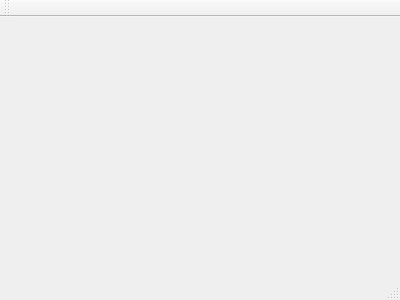
Old version of the form mainwindow.ui in the repository hongyouqin/longan_project.
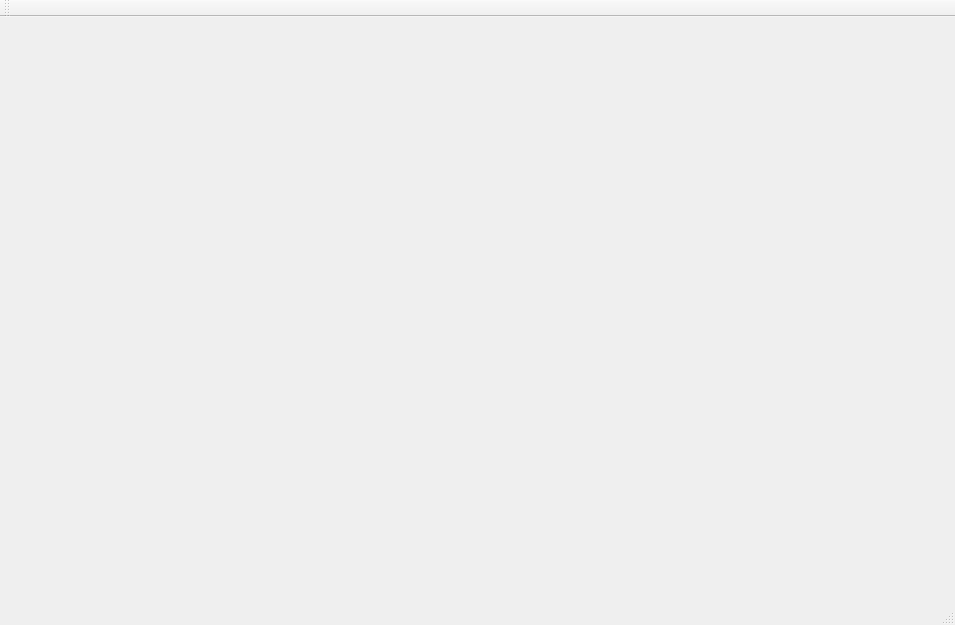
New version of the form.

The edit to the form file:
```diff
--- a/mainwindow.ui
+++ b/mainwindow.ui
@@ -1,24 +1,59 @@
 <ui version="4.0">
  <class>MainWindow</class>
- <widget class="QMainWindow" name="MainWindow" >
-  <property name="geometry" >
+ <widget class="QMainWindow" name="MainWindow">
+  <property name="geometry">
    <rect>
     <x>0</x>
     <y>0</y>
-    <width>400</width>
-    <height>300</height>
+    <width>955</width>
+    <height>625</height>
    </rect>
   </property>
   <property name="windowTitle" >
    <string>MainWindow</string>
   </property>
-  <widget class="QMenuBar" name="menuBar" />
-  <widget class="QToolBar" name="mainToolBar" />
-  <widget class="QWidget" name="centralWidget" />
-  <widget class="QStatusBar" name="statusBar" />
+  <widget class="QWidget" name="centralWidget">
+   <widget class="QLabel" name="camera">
+    <property name="geometry">
+     <rect>
+      <x>0</x>
+      <y>0</y>
+      <width>955</width>
+      <height>625</height>
+     </rect>
+    </property>
+    <property name="sizePolicy">
+     <sizepolicy hsizetype="Preferred" vsizetype="Preferred">
+      <horstretch>0</horstretch>
+      <verstretch>0</verstretch>
+     </sizepolicy>
+    </property>
+    <property name="text">
+     <string/>
+    </property>
+   </widget>
+  </widget>
+  <widget class="QMenuBar" name="menuBar">
+   <property name="geometry">
+    <rect>
+     <x>0</x>
+     <y>0</y>
+     <width>955</width>
+     <height>22</height>
+    </rect>
+   </property>
+  </widget>
+  <widget class="QToolBar" name="mainToolBar">
+   <attribute name="toolBarArea">
+    <enum>TopToolBarArea</enum>
+   </attribute>
+   <attribute name="toolBarBreak">
+    <bool>false</bool>
+   </attribute>
+  </widget>
+  <widget class="QStatusBar" name="statusBar"/>
  </widget>
- <layoutDefault spacing="6" margin="11" />
- <pixmapfunction></pixmapfunction>
+ <layoutdefault spacing="6" margin="11"/>
  <resources/>
  <connections/>
 </ui>
```
Left out of the diff: 3 changed lines with no effect on the pictures.
